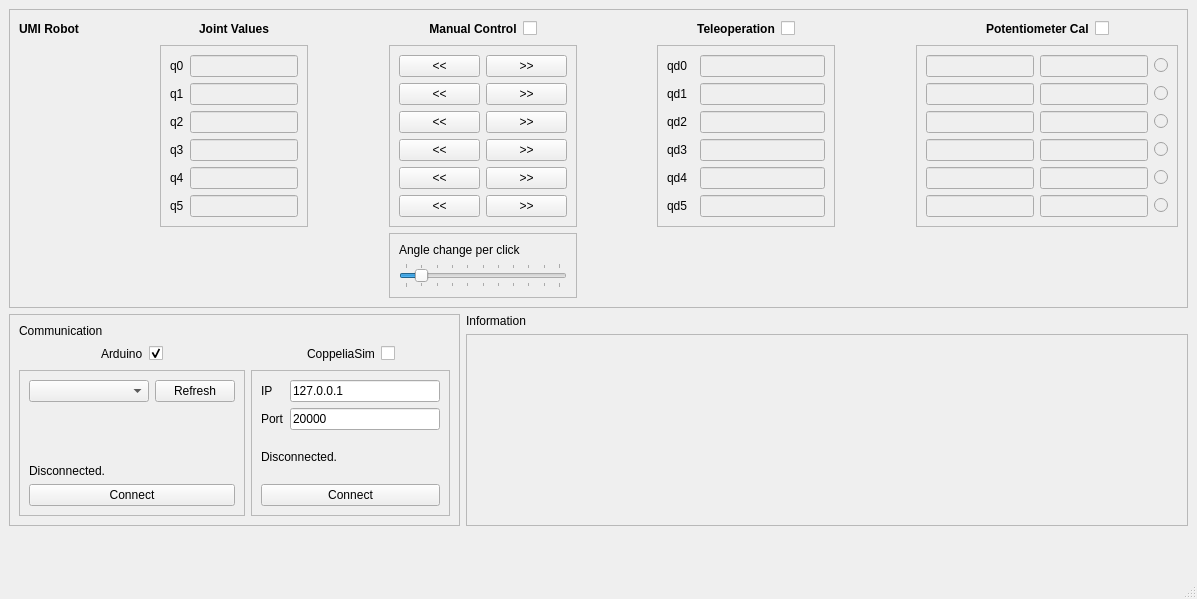
Above: umirobot/gui/umirobot_main_window.ui from mmmarinho/umirobot-py before the change. Below: the same form after it.
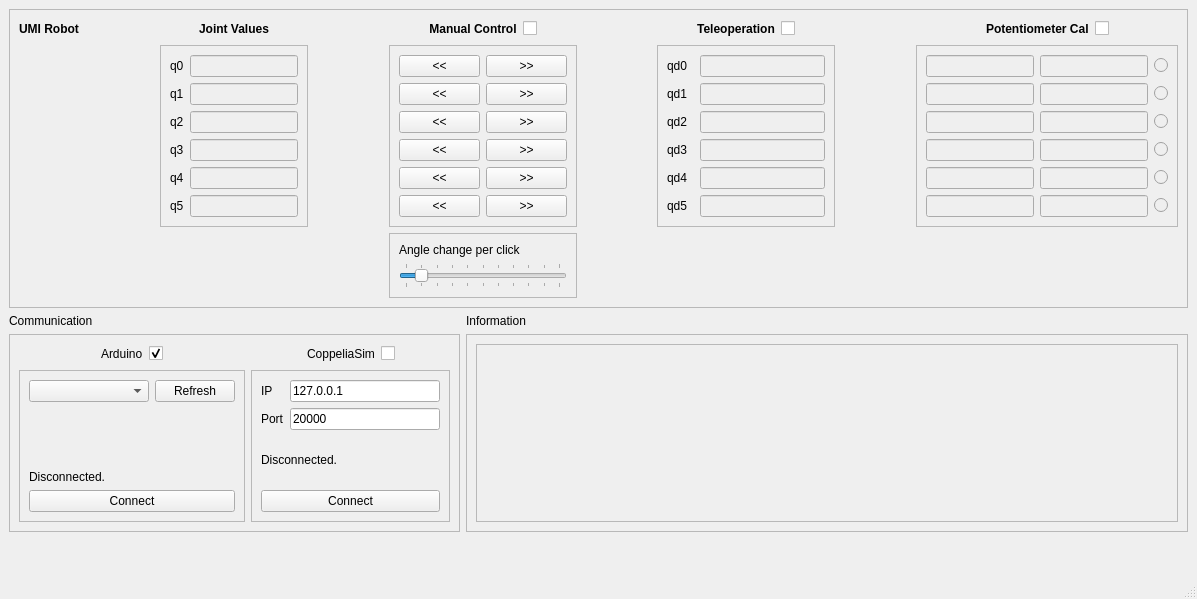
That is the form after the change. Icons and pictures are not drawn.

Commit message: Added support for all 6 joints in the UMIRobot simulation.

```diff
--- a/umirobot/gui/umirobot_main_window.ui
+++ b/umirobot/gui/umirobot_main_window.ui
@@ -799,18 +799,14 @@
       </layout>
      </widget>
     </item>
-    <item row="1" column="2">
-     <layout class="QHBoxLayout" name="horizontalLayout_4">
-      <item>
-       <widget class="QLabel" name="label">
-        <property name="text">
-         <string>Information</string>
-        </property>
-       </widget>
-      </item>
-     </layout>
+    <item row="1" column="0">
+     <widget class="QLabel" name="label_13">
+      <property name="text">
+       <string>Communication</string>
+      </property>
+     </widget>
     </item>
-    <item row="1" column="0" rowspan="2" colspan="2">
+    <item row="4" column="0" rowspan="3" colspan="2">
      <widget class="QFrame" name="frame_10">
       <property name="frameShape">
        <enum>QFrame::StyledPanel</enum>
@@ -970,13 +966,6 @@
          </item>
         </layout>
        </item>
-       <item row="0" column="0">
-        <widget class="QLabel" name="label_13">
-         <property name="text">
-          <string>Communication</string>
-         </property>
-        </widget>
-       </item>
        <item row="2" column="1">
         <spacer name="horizontalSpacer_10">
          <property name="orientation">
@@ -1049,7 +1038,7 @@
       </layout>
      </widget>
     </item>
-    <item row="3" column="0">
+    <item row="7" column="0">
      <spacer name="verticalSpacer_3">
       <property name="orientation">
        <enum>Qt::Vertical</enum>
@@ -1062,14 +1051,7 @@
       </property>
      </spacer>
     </item>
-    <item row="2" column="2">
-     <widget class="QTextEdit" name="textedit_status">
-      <property name="enabled">
-       <bool>false</bool>
-      </property>
-     </widget>
-    </item>
-    <item row="3" column="1">
+    <item row="7" column="1">
      <spacer name="verticalSpacer_2">
       <property name="orientation">
        <enum>Qt::Vertical</enum>
@@ -1082,6 +1064,32 @@
       </property>
      </spacer>
     </item>
+    <item row="1" column="2">
+     <widget class="QLabel" name="label">
+      <property name="text">
+       <string>Information</string>
+      </property>
+     </widget>
+    </item>
+    <item row="4" column="2" rowspan="3">
+     <widget class="QFrame" name="frame_8">
+      <property name="frameShape">
+       <enum>QFrame::StyledPanel</enum>
+      </property>
+      <property name="frameShadow">
+       <enum>QFrame::Raised</enum>
+      </property>
+      <layout class="QVBoxLayout" name="verticalLayout_2">
+       <item>
+        <widget class="QTextEdit" name="textedit_status">
+         <property name="enabled">
+          <bool>false</bool>
+         </property>
+        </widget>
+       </item>
+      </layout>
+     </widget>
+    </item>
    </layout>
   </widget>
   <widget class="QMenuBar" name="menubar">
```
The commit also changes 2 other files.
